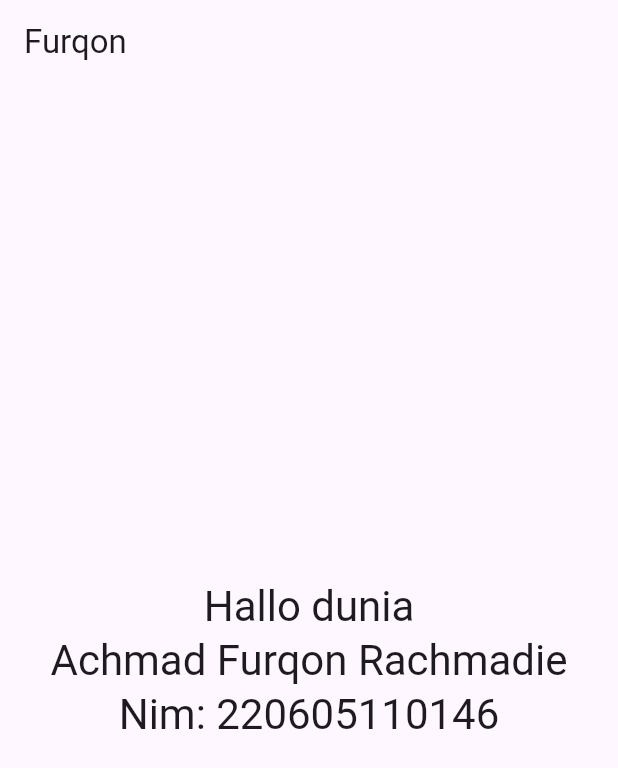
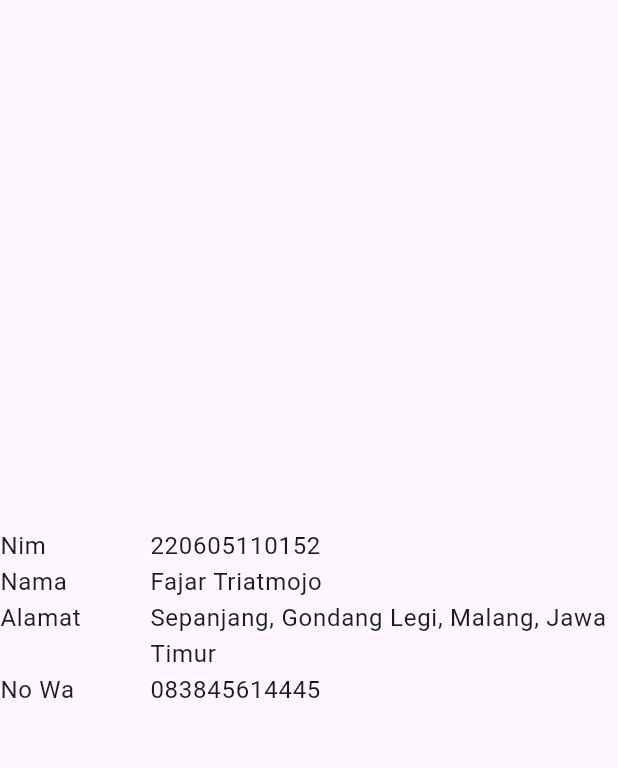
Before and after one commit to Efrosine/mobile_teori, a Flutter app: the screen it shows after launch, on a phone screen of 412 x 824 dp. Shown: the top 768 px of the screen. Run offline on Flutter 3.47's test engine with Material 3 defaults, Android fonts, the phone set to English and light mode, and no system bars; our stand-ins replace gap.

Commit message:
tugas h2

```diff
--- /dev/null
+++ b/lib/basic.dart
@@ -0,0 +1,39 @@
+import 'package:flutter/material.dart';
+import 'package:gap/gap.dart';
+
+class Basic extends StatelessWidget {
+  const Basic({super.key});
+
+  @override
+  Widget build(BuildContext context) {
+    return Scaffold(
+        appBar: AppBar(
+          title: Text('Fajar'),
+        ),
+        body: Column(
+          mainAxisAlignment: MainAxisAlignment.center,
+          crossAxisAlignment: CrossAxisAlignment.start,
+          children: [
+            Text(
+              'Nim: 220605110152',
+              style: Theme.of(context).textTheme.headlineMedium,
+            ),
+            const Gap(8),
+            Text(
+              'Nama: Fajar Triatmojo',
+              style: Theme.of(context).textTheme.headlineMedium,
+            ),
+            const Gap(8),
+            Text(
+              'Alamat: Sepanjang, Gondang Legi, Malang, Jawa Timur',
+              style: Theme.of(context).textTheme.headlineMedium,
+            ),
+            const Gap(8),
+            Text(
+              'No Wa: 083845614445',
+              style: Theme.of(context).textTheme.headlineMedium,
+            ),
+          ],
+        ));
+  }
+}
--- /dev/null
+++ b/lib/data_diri.dart
@@ -0,0 +1,41 @@
+import 'package:flutter/material.dart';
+
+class DataDiri extends StatelessWidget {
+  const DataDiri({super.key});
+
+  @override
+  Widget build(BuildContext context) {
+    return Scaffold(
+      body: Center(
+        child: DefaultTextStyle(
+          style: Theme.of(context).textTheme.bodyLarge!,
+          child: Table(
+            columnWidths: const <int, TableColumnWidth>{
+              0: FixedColumnWidth(100),
+            },
+            children: const [
+              TableRow(
+                children: [
+                  Text('Nim'),
+                  Text('220605110152'),
+                ],
+              ),
+              TableRow(children: [
+                Text('Nama'),
+                Text('Fajar Triatmojo'),
+              ]),
+              TableRow(children: [
+                Text('Alamat'),
+                Text('Sepanjang, Gondang Legi, Malang, Jawa Timur'),
+              ]),
+              TableRow(children: [
+                Text('No Wa'),
+                Text('083845614445'),
+              ]),
+            ],
+          ),
+        ),
+      ),
+    );
+  }
+}
--- a/lib/main.dart
+++ b/lib/main.dart
@@ -1,4 +1,6 @@
 import 'package:flutter/material.dart';
+import 'package:gap/gap.dart';
+import 'package:myapp/data_diri.dart';
 
 void main() {
   runApp(const MyApp());
@@ -16,36 +18,7 @@ class MyApp extends StatelessWidget {
         colorScheme: ColorScheme.fromSeed(seedColor: Colors.deepPurple),
         useMaterial3: true,
       ),
-      home: Basic(),
+      home: DataDiri(),
     );
   }
 }
-
-class Basic extends StatelessWidget {
-  const Basic({super.key});
-
-  @override
-  Widget build(BuildContext context) {
-    return Scaffold(
-        appBar: AppBar(
-          title: Text('Furqon'),
-        ),
-        body: Center(
-          child: Column(
-            mainAxisAlignment: MainAxisAlignment.center,
-            children: [
-              Text('Hallo dunia',
-                  style: Theme.of(context).textTheme.headlineMedium),
-              Text(
-                'Achmad Furqon Rachmadie',
-                style: Theme.of(context).textTheme.headlineMedium,
-              ),
-              Text(
-                'Nim: 220605110146',
-                style: Theme.of(context).textTheme.headlineMedium,
-              ),
-            ],
-          ),
-        ));
-  }
-}
--- a/pubspec.yaml
+++ b/pubspec.yaml
@@ -35,6 +35,7 @@ dependencies:
   # The following adds the Cupertino Icons font to your application.
   # Use with the CupertinoIcons class for iOS style icons.
   cupertino_icons: ^1.0.6
+  gap: ^3.0.1
 
 dev_dependencies:
   flutter_test:
```
Also changed, not shown: pubspec.lock.
